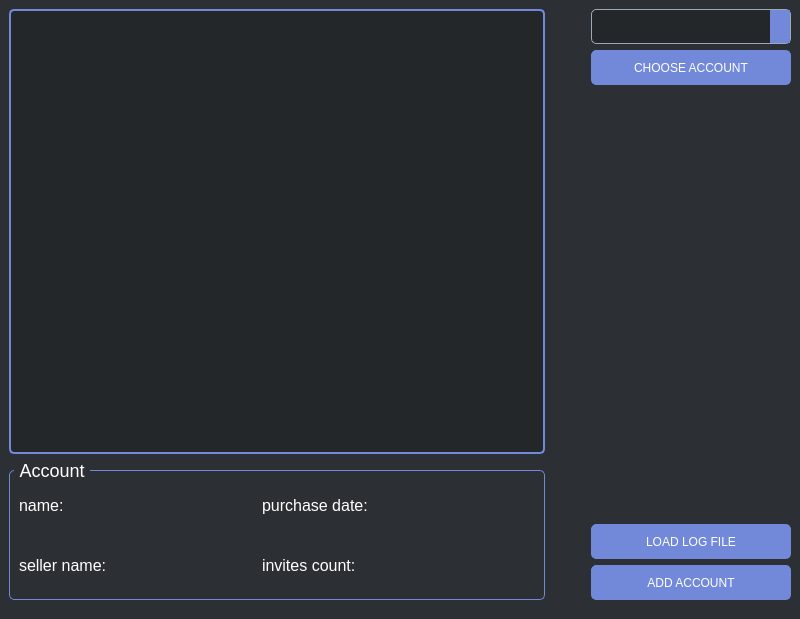
This is AccountTracker/Views/Forms/mainwindow.ui in KaledaKirill/AccountTracker as Qt 5 draws it before an edit. The edited form follows.
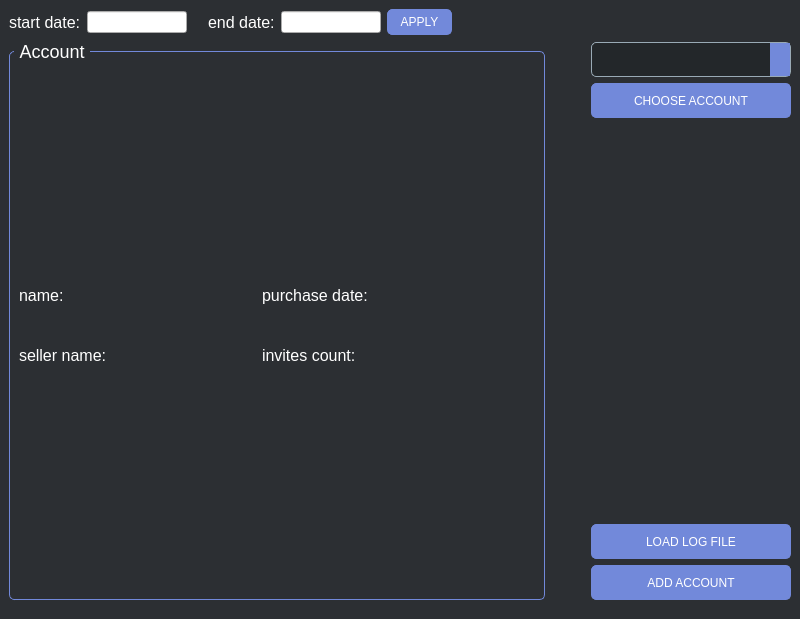
This is the edited form. Icons and pictures are not drawn.

Commit message: Implement Graphics Creator

Diff of the .ui file:
```diff
--- a/AccountTracker/Views/Forms/mainwindow.ui
+++ b/AccountTracker/Views/Forms/mainwindow.ui
@@ -116,7 +116,7 @@
 }
 
 QLabel {
-	color: #000;
+	color: #fff;
 	font-size: 16px;
 }
 
@@ -132,7 +132,102 @@
     <item>
      <layout class="QVBoxLayout" name="verticalLayout_2">
       <item>
-       <widget class="QGraphicsView" name="graphicsView"/>
+       <layout class="QHBoxLayout" name="horizontalLayout_2">
+        <item>
+         <widget class="QLabel" name="label_2">
+          <property name="styleSheet">
+           <string notr="true"/>
+          </property>
+          <property name="text">
+           <string>start date:</string>
+          </property>
+         </widget>
+        </item>
+        <item>
+         <widget class="QLineEdit" name="lineEdit_2">
+          <property name="minimumSize">
+           <size>
+            <width>100</width>
+            <height>0</height>
+           </size>
+          </property>
+          <property name="maximumSize">
+           <size>
+            <width>100</width>
+            <height>16777215</height>
+           </size>
+          </property>
+         </widget>
+        </item>
+        <item>
+         <spacer name="horizontalSpacer_3">
+          <property name="orientation">
+           <enum>Qt::Orientation::Horizontal</enum>
+          </property>
+          <property name="sizeType">
+           <enum>QSizePolicy::Policy::Fixed</enum>
+          </property>
+          <property name="sizeHint" stdset="0">
+           <size>
+            <width>15</width>
+            <height>20</height>
+           </size>
+          </property>
+         </spacer>
+        </item>
+        <item>
+         <widget class="QLabel" name="label">
+          <property name="styleSheet">
+           <string notr="true"/>
+          </property>
+          <property name="text">
+           <string>end date:</string>
+          </property>
+         </widget>
+        </item>
+        <item>
+         <widget class="QLineEdit" name="lineEdit">
+          <property name="minimumSize">
+           <size>
+            <width>100</width>
+            <height>0</height>
+           </size>
+          </property>
+          <property name="maximumSize">
+           <size>
+            <width>100</width>
+            <height>16777215</height>
+           </size>
+          </property>
+         </widget>
+        </item>
+        <item>
+         <widget class="QPushButton" name="pushButton">
+          <property name="minimumSize">
+           <size>
+            <width>65</width>
+            <height>0</height>
+           </size>
+          </property>
+          <property name="text">
+           <string>APPLY</string>
+          </property>
+         </widget>
+        </item>
+        <item>
+         <spacer name="horizontalSpacer_2">
+          <property name="orientation">
+           <enum>Qt::Orientation::Horizontal</enum>
+          </property>
+          <property name="sizeHint" stdset="0">
+           <size>
+            <width>40</width>
+            <height>20</height>
+           </size>
+          </property>
+         </spacer>
+        </item>
+       </layout>
       </item>
       <item>
        <layout class="QVBoxLayout" name="verticalLayout_5"/>
@@ -292,6 +387,22 @@
     </item>
     <item>
      <layout class="QVBoxLayout" name="verticalLayout">
+      <item>
+       <spacer name="verticalSpacer_3">
+        <property name="orientation">
+         <enum>Qt::Orientation::Vertical</enum>
+        </property>
+        <property name="sizeType">
+         <enum>QSizePolicy::Policy::Fixed</enum>
+        </property>
+        <property name="sizeHint" stdset="0">
+         <size>
+          <width>20</width>
+          <height>33</height>
+         </size>
+        </property>
+       </spacer>
+      </item>
       <item>
        <widget class="QComboBox" name="accountsCbx">
         <property name="sizePolicy">
```
Left out of the diff: 12 changed lines with no effect on the pictures. The commit also changes 12 other files.
